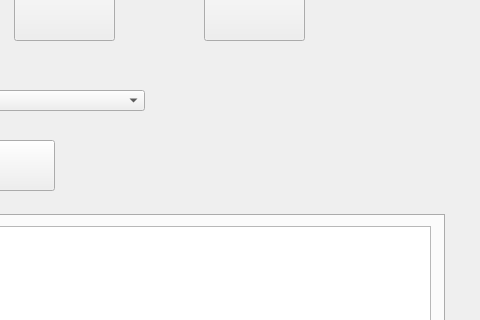
The window that QtGuiApplication1/QtGuiApplication1.ui (samahetfield/TFG-QT) describes before a commit, drawn with Qt 5; both pictures show x 476 to 956 and y 126 to 446 of the 956 by 669 pixel window.
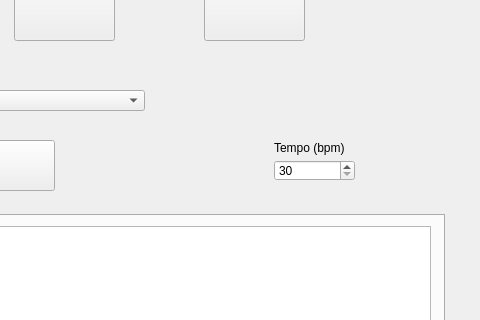
The same window after the commit.

Patch:
```diff
--- a/QtGuiApplication1/QtGuiApplication1.ui
+++ b/QtGuiApplication1/QtGuiApplication1.ui
@@ -195,6 +195,35 @@
      <string>Nueva voz</string>
     </property>
    </widget>
+   <widget class="QSpinBox" name="tempoBox">
+    <property name="geometry">
+     <rect>
+      <x>750</x>
+      <y>250</y>
+      <width>81</width>
+      <height>21</height>
+     </rect>
+    </property>
+    <property name="minimum">
+     <number>30</number>
+    </property>
+    <property name="maximum">
+     <number>300</number>
+    </property>
+   </widget>
+   <widget class="QLabel" name="label_2">
+    <property name="geometry">
+     <rect>
+      <x>750</x>
+      <y>230</y>
+      <width>71</width>
+      <height>16</height>
+     </rect>
+    </property>
+    <property name="text">
+     <string>Tempo (bpm)</string>
+    </property>
+   </widget>
    <zorder>tabWidget</zorder>
    <zorder>label</zorder>
    <zorder>pushButton</zorder>
```
Left out of the diff: 2 changed lines with no effect on the pictures.
